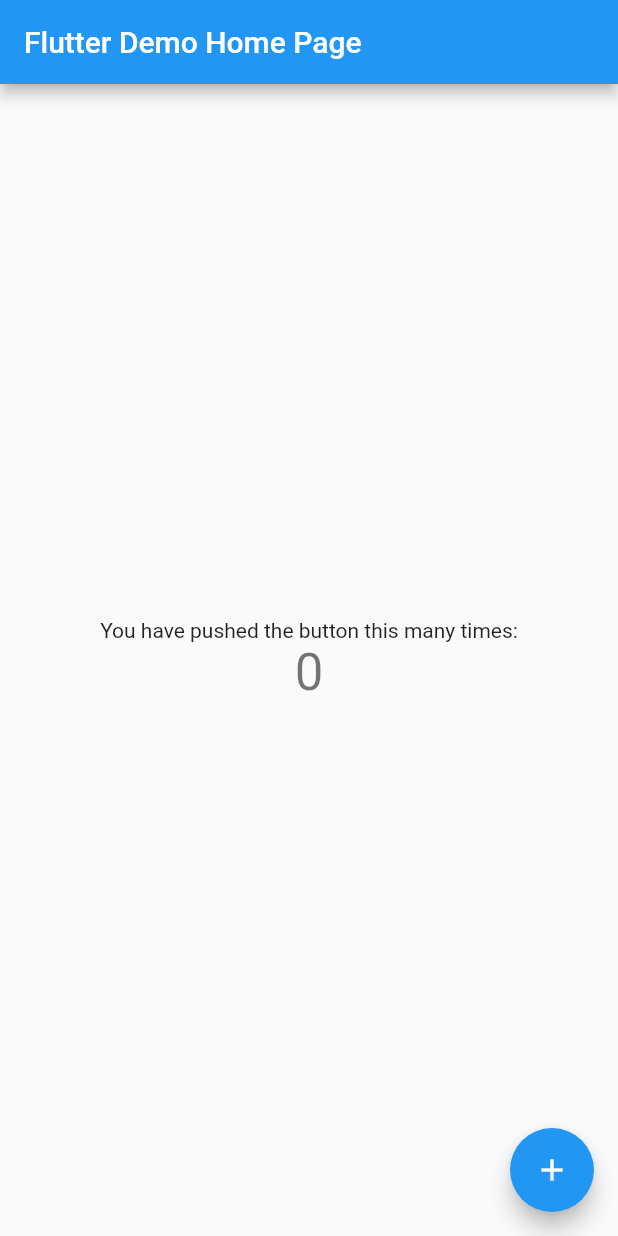
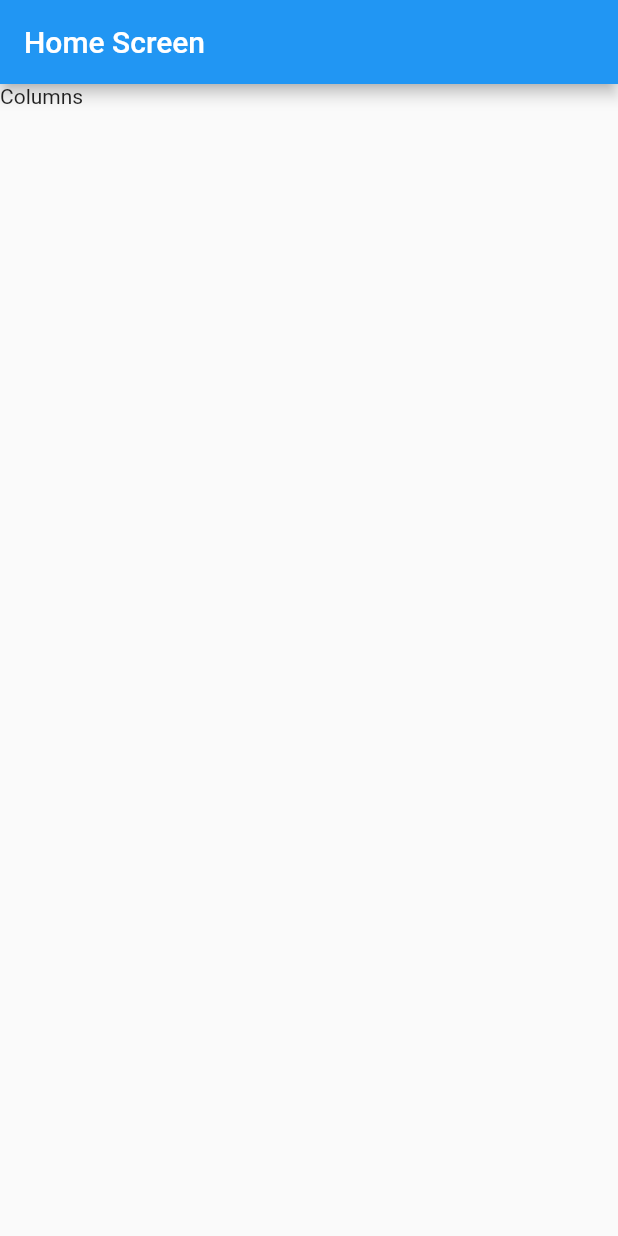
Before and after one commit to ogiki477/FluttrerPracticeMohbad, a Flutter app: the screen it shows after launch, on a phone screen of 412 x 824 dp. Run offline on Flutter 3.47's test engine with Material 2 defaults, Android fonts, the phone set to English and light mode, and no system bars.

Commit message:
Mohbad lecture 8 click listener

```diff
--- a/lib/main.dart
+++ b/lib/main.dart
@@ -1,4 +1,5 @@
 import 'package:flutter/material.dart';
+import 'package:myflutterpractice/screens/ColumnsScreen.dart';
 
 void main() {
   runApp(const MyApp());
@@ -7,21 +8,11 @@
 class MyApp extends StatelessWidget {
   const MyApp({super.key});
 
-  // This widget is the root of your application.
   @override
   Widget build(BuildContext context) {
     return MaterialApp(
       title: 'Flutter Demo',
       theme: ThemeData(
-        // This is the theme of your application.
-        //
-        // Try running your application with "flutter run". You'll see the
-        // application has a blue toolbar. Then, without quitting the app, try
-        // changing the primarySwatch below to Colors.green and then invoke
-        // "hot reload" (press "r" in the console where you ran "flutter run",
-        // or simply save your changes to "hot reload" in a Flutter IDE).
-        // Notice that the counter didn't reset back to zero; the application
-        // is not restarted.
         primarySwatch: Colors.blue,
       ),
       home: const MyHomePage(title: 'Flutter Demo Home Page'),
@@ -32,15 +23,6 @@
 class MyHomePage extends StatefulWidget {
   const MyHomePage({super.key, required this.title});
 
-  // This widget is the home page of your application. It is stateful, meaning
-  // that it has a State object (defined below) that contains fields that affect
-  // how it looks.
-
-  // This class is the configuration for the state. It holds the values (in this
-  // case the title) provided by the parent (in this case the App widget) and
-  // used by the build method of the State. Fields in a Widget subclass are
-  // always marked "final".
-
   final String title;
 
   @override
@@ -48,68 +30,26 @@
 }
 
 class _MyHomePageState extends State<MyHomePage> {
-  int _counter = 0;
-
-  void _incrementCounter() {
-    setState(() {
-      // This call to setState tells the Flutter framework that something has
-      // changed in this State, which causes it to rerun the build method below
-      // so that the display can reflect the updated values. If we changed
-      // _counter without calling setState(), then the build method would not be
-      // called again, and so nothing would appear to happen.
-      _counter++;
-    });
-  }
-
   @override
   Widget build(BuildContext context) {
-    // This method is rerun every time setState is called, for instance as done
-    // by the _incrementCounter method above.
-    //
-    // The Flutter framework has been optimized to make rerunning build methods
-    // fast, so that you can just rebuild anything that needs updating rather
-    // than having to individually change instances of widgets.
     return Scaffold(
       appBar: AppBar(
-        // Here we take the value from the MyHomePage object that was created by
-        // the App.build method, and use it to set our appbar title.
-        title: Text(widget.title),
+        title: Text("Home Screen"),
       ),
-      body: Center(
-        // Center is a layout widget. It takes a single child and positions it
-        // in the middle of the parent.
-        child: Column(
-          // Column is also a layout widget. It takes a list of children and
-          // arranges them vertically. By default, it sizes itself to fit its
-          // children horizontally, and tries to be as tall as its parent.
-          //
-          // Invoke "debug painting" (press "p" in the console, choose the
-          // "Toggle Debug Paint" action from the Flutter Inspector in Android
-          // Studio, or the "Toggle Debug Paint" command in Visual Studio Code)
-          // to see the wireframe for each widget.
-          //
-          // Column has various properties to control how it sizes itself and
-          // how it positions its children. Here we use mainAxisAlignment to
-          // center the children vertically; the main axis here is the vertical
-          // axis because Columns are vertical (the cross axis would be
-          // horizontal).
-          mainAxisAlignment: MainAxisAlignment.center,
-          children: <Widget>[
-            const Text(
-              'You have pushed the button this many times:',
+
+      body: InkWell(
+        onTap: () {
+          Navigator.push(
+            context,
+            MaterialPageRoute(
+              builder: (context) => ColumnsScreen(),
             ),
-            Text(
-              '$_counter',
-              style: Theme.of(context).textTheme.headlineMedium,
-            ),
-          ],
-        ),
+          );
+        },
+        child: Text("Columns"),
       ),
-      floatingActionButton: FloatingActionButton(
-        onPressed: _incrementCounter,
-        tooltip: 'Increment',
-        child: const Icon(Icons.add),
-      ), // This trailing comma makes auto-formatting nicer for build methods.
+
+      // This trailing comma makes auto-formatting nicer for build methods.
     );
   }
 }
--- /dev/null
+++ b/lib/screens/ColumnsScreen.dart
@@ -0,0 +1,35 @@
+import 'package:flutter/cupertino.dart';
+import 'package:flutter/material.dart';
+
+class ColumnsScreen extends StatefulWidget {
+  const ColumnsScreen({super.key});
+
+  @override
+  State<ColumnsScreen> createState() => _ColumnsScreenState();
+}
+
+class _ColumnsScreenState extends State<ColumnsScreen> {
+
+  @override
+  Widget build(BuildContext context) {
+
+    return Scaffold(
+      appBar: AppBar(
+
+        title: const Text("Columns"),
+      ),
+
+      body: Column(
+        mainAxisAlignment: MainAxisAlignment.center,
+        children: [
+          Text("Columns 1"),
+          Text("Columns 2"),
+          Text("Columns 3"),
+          Text("Columns 4"),
+        ],
+      ) ,
+
+      // This trailing comma makes auto-formatting nicer for build methods.
+    );
+  }
+}
```
